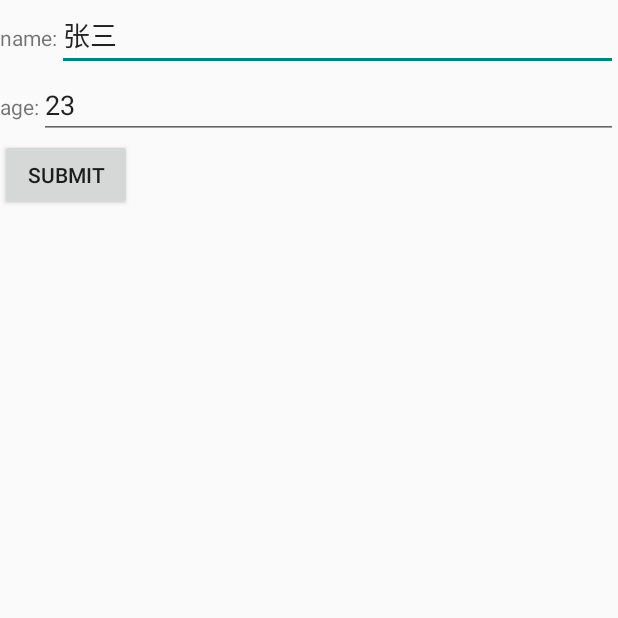
After one commit to Gyps0phila/FirstTest, an Android app: the HttpConnAty1 screen opened directly, with no data from a screen before it, on a phone screen of 412 x 824 dp, the top half of it. The commit adds this screen. Run offline under Robolectric (Android 15) with nearby library versions, the phone set to English and light mode, and no system bars.

Commit message:
test httpconn

```diff
--- a/src/main/AndroidManifest.xml
+++ b/src/main/AndroidManifest.xml
@@ -54,6 +54,9 @@
         <activity android:name="com.example.gypsophila.http.HttpAty" />
         <activity android:name="com.example.gypsophila.http.HttpImageAty" />
         <activity android:name="com.example.gypsophila.http.HttpWebViewAty" />
+        <activity android:name="com.example.gypsophila.httpconn.HttpConnAty" />
+        <activity android:name="com.example.gypsophila.httpconn.HttpConnAty1" />
+
 
         <service
             android:name="com.example.gypsophila.service.MyStartService" />
--- a/src/main/java/com/example/gypsophila/dailytest/MainActivity.java
+++ b/src/main/java/com/example/gypsophila/dailytest/MainActivity.java
@@ -20,6 +20,7 @@ import com.example.gypsophila.contentprovider.ContentResolverAty2;
 import com.example.gypsophila.contextmenu.ContextMenuAty;
 import com.example.gypsophila.file.FileAty;
 import com.example.gypsophila.http.HttpAty;
+import com.example.gypsophila.httpconn.HttpConnAty;
 import com.example.gypsophila.notification.NotificationAty;
 import com.example.gypsophila.dialog.DialogAty;
 import com.example.gypsophila.gallery.GalleryAty;
@@ -317,6 +318,10 @@ public class MainActivity extends ActionBarActivity implements View.OnClickListe
                 startActivity(new Intent(this, HttpAty.class));
                 break;
             }
+            case R.id.btn_httpconn: {
+                startActivity(new Intent(this, HttpConnAty.class));
+                break;
+            }
         }
     }
     @Override
--- /dev/null
+++ b/src/main/java/com/example/gypsophila/httpconn/HttpConnAty1.java
@@ -0,0 +1,35 @@
+package com.example.gypsophila.httpconn;
+
+import android.app.Activity;
+import android.os.Bundle;
+import android.view.View;
+import android.widget.Button;
+import android.widget.EditText;
+
+import com.example.gypsophila.dailytest.R;
+
+/**
+ * Created by Gypsophila on 2016/2/28.
+ */
+public class HttpConnAty1 extends Activity {
+
+
+    private Button btn_register;
+    private EditText et_name;
+    private EditText et_age;
+    @Override
+    protected void onCreate(Bundle savedInstanceState) {
+        super.onCreate(savedInstanceState);
+        setContentView(R.layout.httpconn_register);
+        btn_register = (Button) findViewById(R.id.btn_submit);
+        et_name = (EditText) findViewById(R.id.httpconn_name);
+        et_age = (EditText) findViewById(R.id.httpconn_age);
+        btn_register.setOnClickListener(new View.OnClickListener() {
+            @Override
+            public void onClick(View v) {
+                String url = "http://192.168.220.1:8080/http_androidserver/MyServlet";
+                new HttpConnThread1(url,et_name.getText().toString(),et_age.getText().toString()).start();
+            }
+        });
+    }
+}
--- /dev/null
+++ b/src/main/res/layout/httpconn_register.xml
@@ -0,0 +1,47 @@
+<?xml version="1.0" encoding="utf-8"?>
+<RelativeLayout xmlns:android="http://schemas.android.com/apk/res/android"
+    android:layout_width="match_parent" android:layout_height="match_parent">
+
+    <LinearLayout
+        android:id="@+id/l1"
+        android:orientation="horizontal"
+        android:layout_width="match_parent"
+        android:layout_height="wrap_content">
+
+
+        <TextView
+            android:layout_width="wrap_content"
+            android:layout_height="wrap_content"
+            android:text="name:" />
+        <EditText
+            android:layout_width="match_parent"
+            android:layout_height="wrap_content"
+            android:id="@+id/httpconn_name"
+            android:text="张三"/>
+    </LinearLayout>
+    <LinearLayout
+        android:id="@+id/l2"
+        android:layout_below="@+id/l1"
+        android:orientation="horizontal"
+        android:layout_width="match_parent"
+        android:layout_height="wrap_content">
+
+
+        <TextView
+            android:layout_width="wrap_content"
+            android:layout_height="wrap_content"
+            android:text="age:" />
+        <EditText
+            android:layout_width="match_parent"
+            android:layout_height="wrap_content"
+            android:id="@+id/httpconn_age"
+            android:text="23"/>
+    </LinearLayout>
+    <Button
+        android:layout_below="@+id/l2"
+        android:text="submit"
+        android:id="@+id/btn_submit"
+        android:layout_width="wrap_content"
+        android:layout_height="wrap_content" />
+
+</RelativeLayout>
```
Also changed, not shown: src/main/java/com/example/gypsophila/httpconn/HttpConnAty.java (added, +29 -0 lines), src/main/java/com/example/gypsophila/httpconn/HttpConnThread1.java (added, +88 -0 lines), src/main/res/layout/activity_main.xml (+8 -0 lines), src/main/res/layout/httpconn.xml (added, +18 -0 lines).
